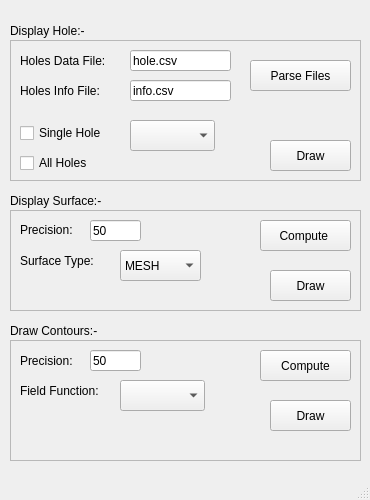
atul516/RM, file mainwindow.ui: the form before one commit.
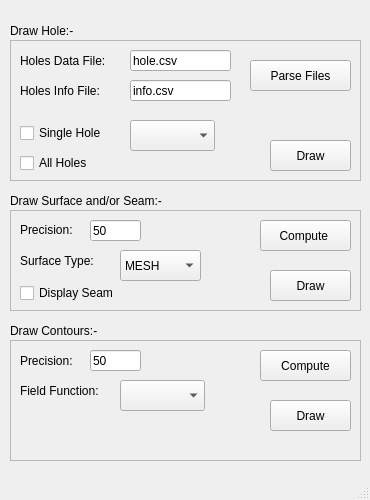
The form after the commit.

Commit message: Color gradient and coordinate axes added to Surface plot

```diff
--- a/mainwindow.ui
+++ b/mainwindow.ui
@@ -42,7 +42,7 @@
      </rect>
     </property>
     <property name="text">
-     <string>Display Hole:-</string>
+     <string>Draw Hole:-</string>
     </property>
    </widget>
    <widget class="QLabel" name="label_4">
@@ -50,12 +50,12 @@
      <rect>
       <x>10</x>
       <y>190</y>
-      <width>111</width>
+      <width>191</width>
       <height>21</height>
      </rect>
     </property>
     <property name="text">
-     <string>Display Surface:-</string>
+     <string>Draw Surface and/or Seam:-</string>
     </property>
    </widget>
    <widget class="QLabel" name="label_7">
@@ -301,6 +301,19 @@
       <string>Draw</string>
      </property>
     </widget>
+    <widget class="QCheckBox" name="checkBox_3">
+     <property name="geometry">
+      <rect>
+       <x>10</x>
+       <y>70</y>
+       <width>121</width>
+       <height>26</height>
+      </rect>
+     </property>
+     <property name="text">
+      <string>Display Seam</string>
+     </property>
+    </widget>
    </widget>
    <widget class="QFrame" name="frame_3">
     <property name="geometry">
```
The commit also changes 4 other files.
